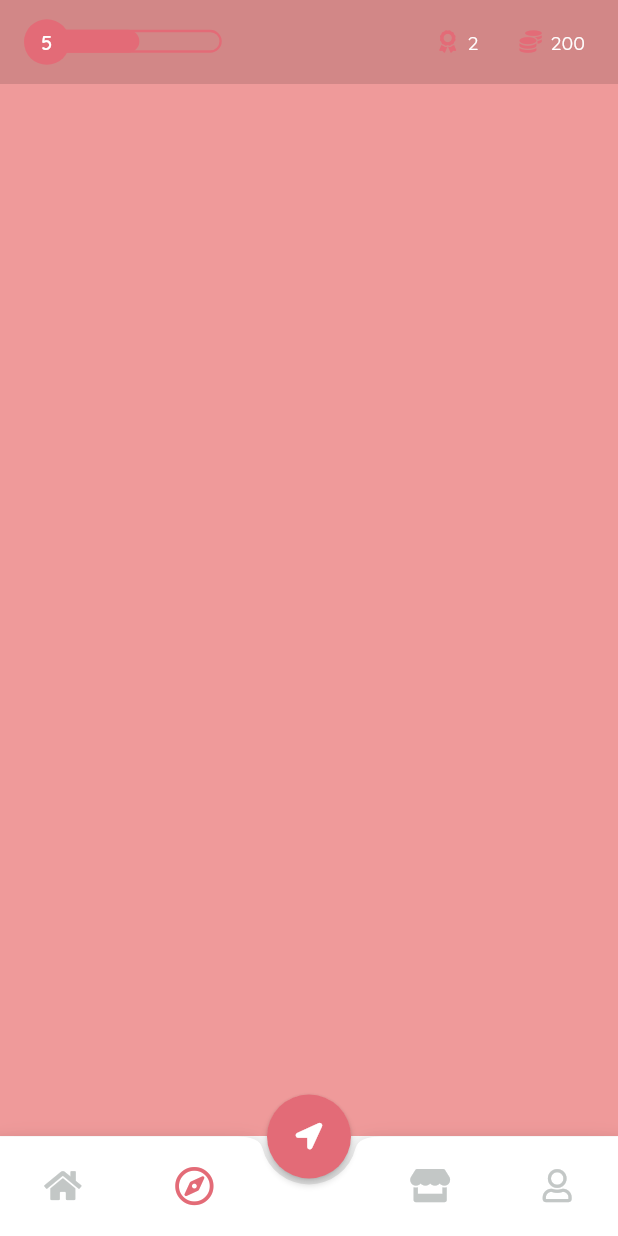
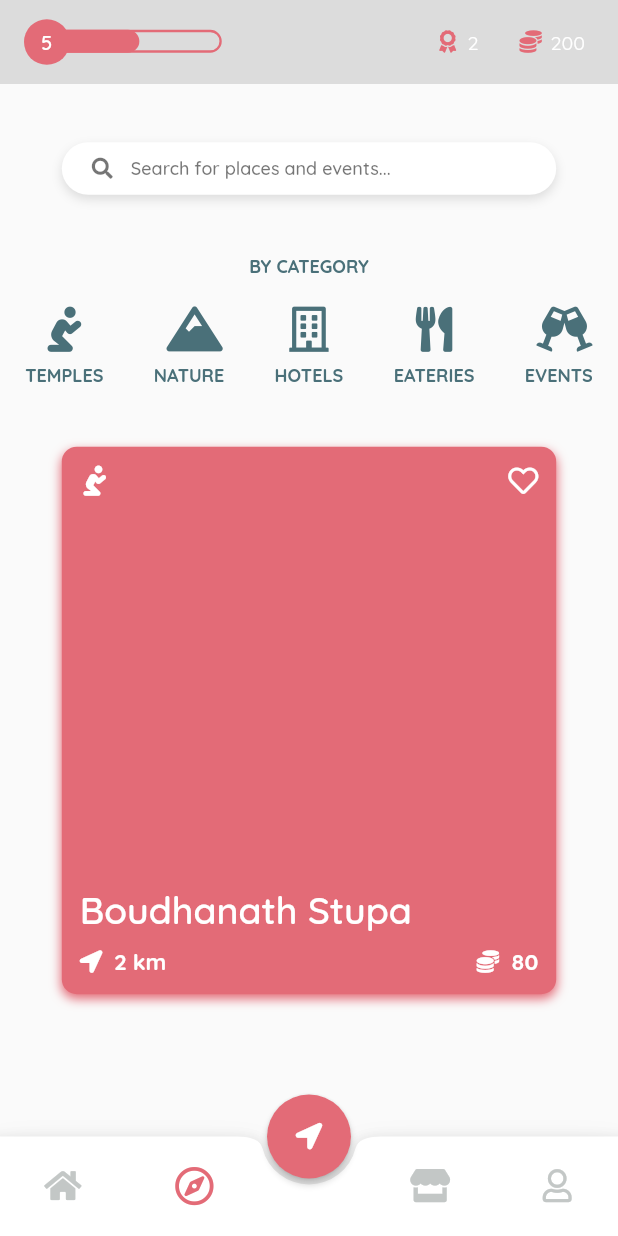
Before and after one commit to Nischal10/Redshift, a Flutter app: the screen it shows after launch, swiped to page 2, on a phone screen of 412 x 824 dp. Run offline on Flutter 3.47's test engine with Material 2 defaults, Android fonts, the phone set to English and light mode, and no system bars; our stand-ins replace flare_flutter, flutter_screenutil, font_awesome_flutter.

Commit message:
Added some stuff from UIWiDgEtS

```diff
--- a/lib/uiwidgets/game_scaffold/game_scaffold.dart
+++ b/lib/uiwidgets/game_scaffold/game_scaffold.dart
@@ -6,6 +6,7 @@ import 'package:redshift/uiwidgets/categories.dart';
 import 'package:redshift/uiwidgets/game_app_bar/game_app_bar.dart';
 import 'package:redshift/pages/alluiwidgets.dart';
 import 'package:redshift/uiwidgets/nearbyCard.dart';
+import 'package:redshift/uiwidgets/recommendedcard.dart';
 import 'package:redshift/uiwidgets/searchbox.dart';
 
 class GameScaffold extends StatefulWidget {
@@ -186,9 +187,26 @@ class _GameScaffoldState extends State<GameScaffold> {
                 ),
               ),
               Container(
-                width: double.infinity,
-                height: double.infinity,
-                color: Colors.red[200],
+                child: Column(
+                  mainAxisAlignment: MainAxisAlignment.center,
+                  children: <Widget>[
+                    SearchBox(),
+                    SizedBox(height: 40.0),
+                    Text(
+                      'BY CATEGORY',
+                      style: TextStyle(
+                        fontSize: 12,
+                        fontWeight: FontWeight.bold,
+                        fontFamily: 'Quicksand',
+                        color: Color(0xff4A7079),
+                      ),
+                    ),
+                    SizedBox(height: 20.0),
+                    Categories(),
+                    SizedBox(height: 40.0),
+                    Recommended(),
+                  ],
+                ),
               ),
               Container(
                 width: double.infinity,
--- a/lib/uiwidgets/recommendedcard.dart
+++ b/lib/uiwidgets/recommendedcard.dart
@@ -1,5 +1,6 @@
 import 'package:flutter/material.dart';
 import 'package:font_awesome_flutter/font_awesome_flutter.dart';
+import 'package:redshift/assets/design_colors.dart';
 
 class Recommended extends StatefulWidget {
   @override
@@ -16,15 +17,19 @@ class _RecommendedState extends State<Recommended> {
         height: 365,
         width: MediaQuery.of(context).size.width * 0.80,
         decoration: BoxDecoration(
-          color: Colors.redAccent,
+          color: Color(
+            AppColors.primary,
+          ),
           borderRadius: BorderRadius.all(
             Radius.circular(10),
           ),
           boxShadow: <BoxShadow>[
             BoxShadow(
-              color: Colors.redAccent,
-              offset: Offset(0.0, 4.0),
-              blurRadius: 10.0,
+              color: Color(
+                AppColors.primary,
+              ),
+              offset: Offset(0.0, 3.0),
+              blurRadius: 5.0,
               spreadRadius: 0.0,
             ),
           ],
```
